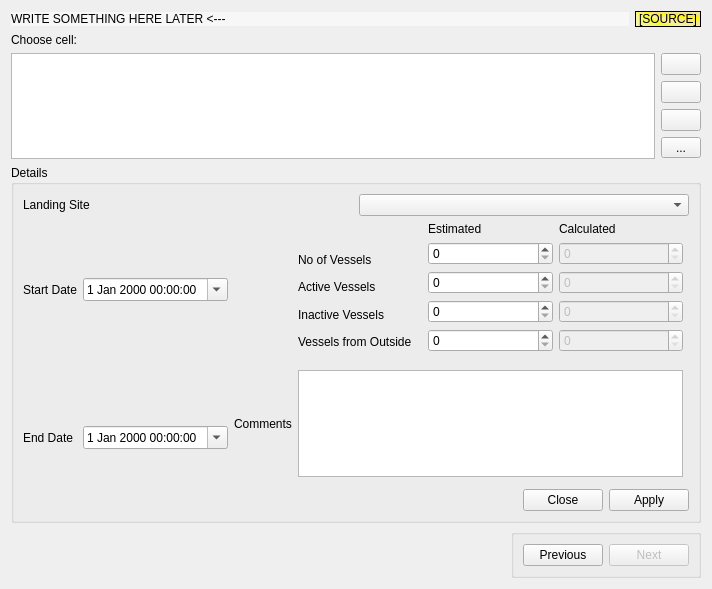
Before: the Qt Designer form app_solution/app_new/frmcell.ui in doublebyte1/faocas_qc, drawn with Qt 5.
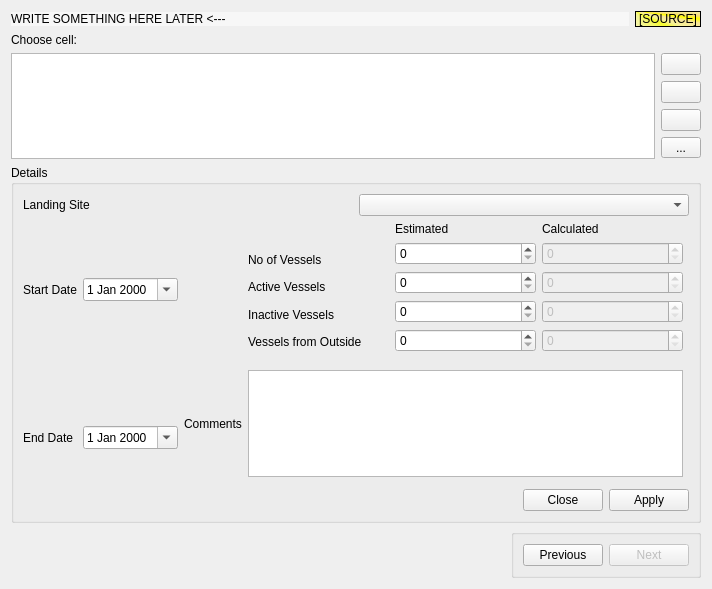
After: the same form once the commit is applied. Icons and pictures are not drawn.

Commit message: - updated cell controls to QDateEdit, instead of QDateTime (conform with the data type); - removed some wrong calls for translation; - refactored frmvessel, to remove any traces of the deprecated date structure, and port it to the new date and time controls; - ported any queries in frmVessel to PostgreSQL; - removed bug on frm vessels, derived from reference to non existent column in table tTrips;

Patch:
```diff
--- a/app_solution/app_new/frmcell.ui
+++ b/app_solution/app_new/frmcell.ui
@@ -239,7 +239,7 @@
          </widget>
         </item>
         <item>
-         <widget class="QDateTimeEdit" name="customDtStart">
+         <widget class="QDateEdit" name="customDtStart">
           <property name="calendarPopup">
            <bool>true</bool>
           </property>
@@ -267,7 +267,7 @@
          </widget>
         </item>
         <item>
-         <widget class="QDateTimeEdit" name="customDtEnd">
+         <widget class="QDateEdit" name="customDtEnd">
           <property name="calendarPopup">
            <bool>true</bool>
           </property>
```
The commit also changes 9 other files.
